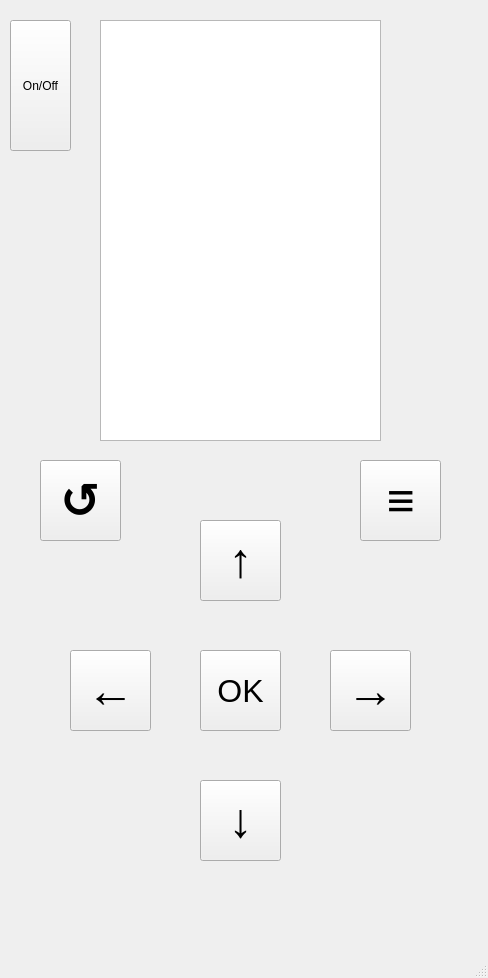
biaochen1/comp-3004-teamproject, file DenaSimulator/denasimulator.ui: the form before one commit.
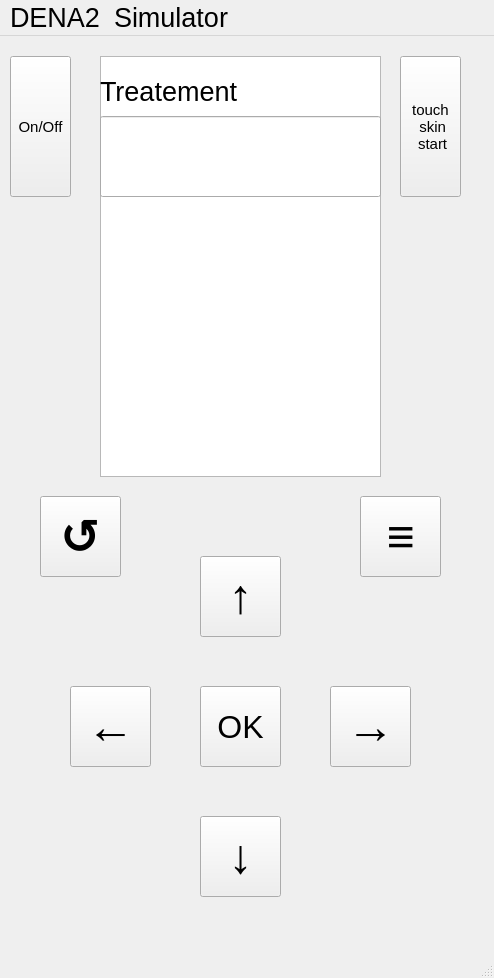
The form after the commit.

Commit message: added power selection and countdown timer

Patch:
```diff
--- a/DenaSimulator/denasimulator.ui
+++ b/DenaSimulator/denasimulator.ui
@@ -6,10 +6,15 @@
    <rect>
     <x>0</x>
     <y>0</y>
-    <width>488</width>
+    <width>494</width>
     <height>978</height>
    </rect>
   </property>
+  <property name="font">
+   <font>
+    <pointsize>20</pointsize>
+   </font>
+  </property>
   <property name="windowTitle">
    <string>DenaSimulator</string>
   </property>
@@ -120,9 +125,14 @@
       <x>10</x>
       <y>20</y>
       <width>61</width>
-      <height>131</height>
+      <height>141</height>
      </rect>
     </property>
+    <property name="font">
+     <font>
+      <pointsize>11</pointsize>
+     </font>
+    </property>
     <property name="text">
      <string>On/Off</string>
     </property>
@@ -193,16 +203,127 @@
      </rect>
     </property>
    </widget>
+   <widget class="QWidget" name="powerWidget" native="true">
+    <property name="geometry">
+     <rect>
+      <x>100</x>
+      <y>20</y>
+      <width>281</width>
+      <height>141</height>
+     </rect>
+    </property>
+    <widget class="QLineEdit" name="powerLine">
+     <property name="geometry">
+      <rect>
+       <x>0</x>
+       <y>70</y>
+       <width>281</width>
+       <height>71</height>
+      </rect>
+     </property>
+    </widget>
+    <widget class="QLabel" name="powerLabel">
+     <property name="geometry">
+      <rect>
+       <x>0</x>
+       <y>0</y>
+       <width>281</width>
+       <height>71</height>
+      </rect>
+     </property>
+     <property name="text">
+      <string>Power</string>
+     </property>
+    </widget>
+   </widget>
+   <widget class="QTableView" name="programMenu">
+    <property name="geometry">
+     <rect>
+      <x>100</x>
+      <y>20</y>
+      <width>281</width>
+      <height>421</height>
+     </rect>
+    </property>
+   </widget>
+   <widget class="QWidget" name="treatmentWidget" native="true">
+    <property name="geometry">
+     <rect>
+      <x>100</x>
+      <y>20</y>
+      <width>281</width>
+      <height>141</height>
+     </rect>
+    </property>
+    <widget class="QLabel" name="counterLabel">
+     <property name="geometry">
+      <rect>
+       <x>0</x>
+       <y>0</y>
+       <width>281</width>
+       <height>71</height>
+      </rect>
+     </property>
+     <property name="text">
+      <string>Treatement</string>
+     </property>
+    </widget>
+    <widget class="QLineEdit" name="timerText">
+     <property name="geometry">
+      <rect>
+       <x>0</x>
+       <y>60</y>
+       <width>281</width>
+       <height>81</height>
+      </rect>
+     </property>
+     <property name="text">
+      <string/>
+     </property>
+    </widget>
+   </widget>
+   <widget class="QPushButton" name="touchSkinButton">
+    <property name="geometry">
+     <rect>
+      <x>400</x>
+      <y>20</y>
+      <width>61</width>
+      <height>141</height>
+     </rect>
+    </property>
+    <property name="font">
+     <font>
+      <pointsize>11</pointsize>
+     </font>
+    </property>
+    <property name="text">
+     <string>touch 
+ skin 
+ start</string>
+    </property>
+   </widget>
   </widget>
   <widget class="QMenuBar" name="menubar">
    <property name="geometry">
     <rect>
      <x>0</x>
      <y>0</y>
-     <width>488</width>
-     <height>22</height>
+     <width>494</width>
+     <height>37</height>
     </rect>
    </property>
+   <widget class="QMenu" name="menuDENA2">
+    <property name="title">
+     <string>DENA2</string>
+    </property>
+   </widget>
+   <widget class="QMenu" name="menuSimulator">
+    <property name="title">
+     <string>Simulator</string>
+    </property>
+   </widget>
+   <addaction name="menuDENA2"/>
+   <addaction name="menuSimulator"/>
   </widget>
   <widget class="QStatusBar" name="statusbar"/>
  </widget>
```
The commit also changes 11 other files.
